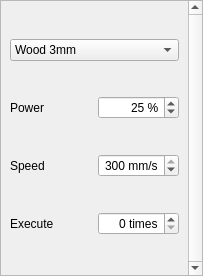
Above: src/widgets/panels/layer-params-panel.ui from flux3dp/swiftray before the change. Below: the same form after it.
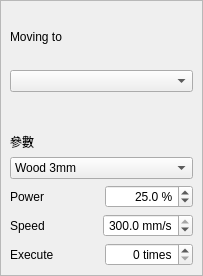
That is the form after the change.

The edit to the form file:
```diff
--- a/src/widgets/panels/layer-params-panel.ui
+++ b/src/widgets/panels/layer-params-panel.ui
@@ -37,7 +37,7 @@
      <property name="minimumSize">
       <size>
        <width>0</width>
-       <height>170</height>
+       <height>270</height>
       </size>
      </property>
      <property name="autoFillBackground">
@@ -50,7 +50,7 @@
       <enum>QFrame::Plain</enum>
      </property>
      <property name="verticalScrollBarPolicy">
-      <enum>Qt::ScrollBarAlwaysOn</enum>
+      <enum>Qt::ScrollBarAsNeeded</enum>
      </property>
      <property name="horizontalScrollBarPolicy">
       <enum>Qt::ScrollBarAlwaysOff</enum>
@@ -63,7 +63,7 @@
        <rect>
         <x>0</x>
         <y>0</y>
-        <width>187</width>
+        <width>201</width>
         <height>274</height>
        </rect>
       </property>
@@ -75,6 +75,38 @@
       </property>
       <layout class="QVBoxLayout" name="verticalLayout_3">
        <item>
+        <layout class="QVBoxLayout" name="moveLayerLayout">
+         <item>
+          <widget class="QLabel" name="labelMoving">
+           <property name="text">
+            <string>Moving to</string>
+           </property>
+          </widget>
+         </item>
+         <item>
+          <widget class="QComboBox" name="movingComboBox"/>
+         </item>
+        </layout>
+       </item>
+       <item>
+        <layout class="QVBoxLayout" name="verticalLayout">
+         <item>
+          <widget class="QLabel" name="presetParamLabel">
+           <property name="minimumSize">
+            <size>
+             <width>161</width>
+             <height>0</height>
+            </size>
+           </property>
+           <property name="text">
+            <string>參數</string>
+           </property>
+           <property name="alignment">
+            <set>Qt::AlignBottom|Qt::AlignLeading|Qt::AlignLeft</set>
+           </property>
+          </widget>
+         </item>
+         <item>
         <widget class="QComboBox" name="presetComboBox">
          <property name="enabled">
           <bool>true</bool>
@@ -105,6 +137,8 @@
          </item>
         </widget>
        </item>
+        </layout>
+       </item>
        <item>
         <layout class="QHBoxLayout" name="horizontalLayout_3">
          <item>
@@ -115,21 +149,27 @@
           </widget>
          </item>
          <item>
-          <widget class="QSpinBox" name="powerSpinBox">
-           <property name="enabled">
-            <bool>true</bool>
-           </property>
+          <widget class="QDoubleSpinBox" name="powerSpinBox">
            <property name="alignment">
             <set>Qt::AlignRight|Qt::AlignTrailing|Qt::AlignVCenter</set>
            </property>
+           <property name="prefix">
+            <string/>
+           </property>
            <property name="suffix">
             <string> %</string>
            </property>
+           <property name="decimals">
+            <number>1</number>
+           </property>
            <property name="maximum">
-            <number>100</number>
+            <double>100.000000000000000</double>
+           </property>
+           <property name="singleStep">
+            <double>0.100000000000000</double>
            </property>
            <property name="value">
-            <number>25</number>
+            <double>25.000000000000000</double>
            </property>
           </widget>
          </item>
@@ -145,18 +185,24 @@
           </widget>
          </item>
          <item>
-          <widget class="QSpinBox" name="speedSpinBox">
+          <widget class="QDoubleSpinBox" name="speedSpinBox">
            <property name="alignment">
             <set>Qt::AlignRight|Qt::AlignTrailing|Qt::AlignVCenter</set>
            </property>
            <property name="suffix">
             <string> mm/s</string>
            </property>
+           <property name="decimals">
+            <number>1</number>
+           </property>
            <property name="maximum">
-            <number>300</number>
+            <double>300.000000000000000</double>
+           </property>
+           <property name="singleStep">
+            <double>0.100000000000000</double>
            </property>
            <property name="value">
-            <number>300</number>
+            <double>300.000000000000000</double>
            </property>
           </widget>
          </item>
```
Lines whose indentation alone changed are shown as unchanged.
